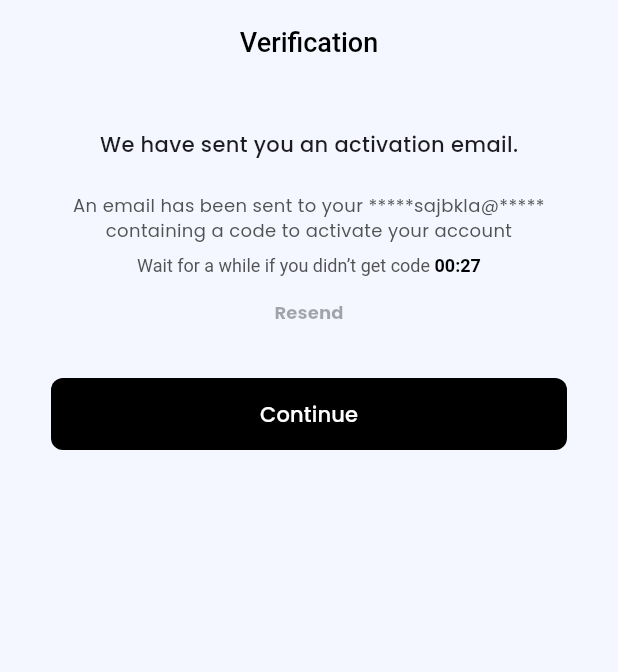
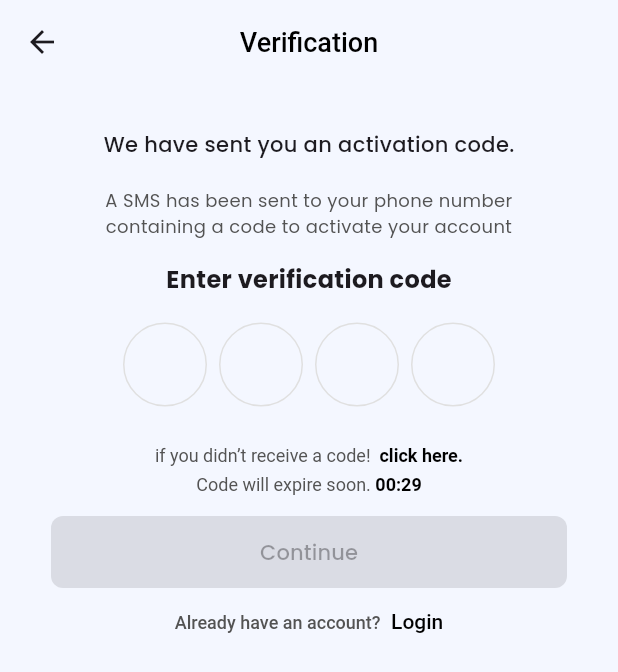
Before and after one commit to rahimuj570/nutria_flutter, a Flutter app: the ForgotPasswordVerificationScreen1 screen opened directly, after a tap on "Continue", on a phone screen of 412 x 824 dp. Shown: the top 672 px of the screen. Run offline on Flutter 3.47's test engine with Material 3 defaults, Android fonts, the phone set to English and light mode, and no system bars; drawn by our look-alikes of pinput; our stand-ins replace connectivity_plus, fl_chart, shared_preferences, syncfusion_flutter_gauges; accounts and stored records are empty.

Commit message:
forgot_password_verification2 screen ui is completed

```diff
--- a/lib/app/app_routes.dart
+++ b/lib/app/app_routes.dart
@@ -1,6 +1,7 @@
 import 'package:flutter/material.dart';
 import 'package:neutria/presentations/auth/view/screens/forgot_password_screen.dart';
 import 'package:neutria/presentations/auth/view/screens/forgot_password_verification_screen_1.dart';
+import 'package:neutria/presentations/auth/view/screens/forgot_password_verification_screen_2.dart';
 import 'package:neutria/presentations/auth/view/screens/login_screen.dart';
 import 'package:neutria/presentations/auth/view/screens/register_screen.dart';
 import 'package:neutria/presentations/chooce_options/views/screens/choose_option_main_holder.dart';
@@ -25,6 +26,8 @@ class AppRoutes {
       widget = ForgotPasswordScreen();
     } else if (settings.name == ForgotPasswordVerificationScreen1.name) {
       widget = ForgotPasswordVerificationScreen1();
+    } else if (settings.name == ForgotPasswordVerificationScreen2.name) {
+      widget = ForgotPasswordVerificationScreen2();
     }
     return MaterialPageRoute(builder: (context) => widget);
   }
--- a/lib/presentations/auth/view/screens/forgot_password_verification_screen_1.dart
+++ b/lib/presentations/auth/view/screens/forgot_password_verification_screen_1.dart
@@ -2,6 +2,7 @@ import 'dart:async';
 
 import 'package:flutter/material.dart';
 import 'package:neutria/app/const_colors.dart';
+import 'package:neutria/presentations/auth/view/screens/forgot_password_verification_screen_2.dart';
 
 class ForgotPasswordVerificationScreen1 extends StatefulWidget {
   static const String name = 'forgot_pass_verification1';
@@ -34,6 +35,15 @@ class _ForgotPasswordVerificationScreen1State
     });
     // TODO: implement initState
     super.initState();
+  }
+
+  @override
+  void dispose() {
+    if (_timer != null && _timer!.isActive) {
+      _timer!.cancel();
+    }
+    // TODO: implement dispose
+    super.dispose();
   }
 
   @override
@@ -94,7 +104,15 @@ class _ForgotPasswordVerificationScreen1State
               ),
             ),
             SizedBox(height: 20),
-            FilledButton(onPressed: () {}, child: Text('Continue')),
+            FilledButton(
+              onPressed: () {
+                Navigator.pushNamed(
+                  context,
+                  ForgotPasswordVerificationScreen2.name,
+                );
+              },
+              child: Text('Continue'),
+            ),
           ],
         ),
       ),
--- /dev/null
+++ b/lib/presentations/auth/view/screens/forgot_password_verification_screen_2.dart
@@ -0,0 +1,203 @@
+import 'dart:async';
+
+import 'package:flutter/gestures.dart';
+import 'package:flutter/material.dart';
+import 'package:neutria/app/const_colors.dart';
+import 'package:neutria/presentations/auth/view/screens/forgot_password_verification_screen_1.dart';
+import 'package:neutria/presentations/auth/view/screens/login_screen.dart';
+import 'package:pinput/pinput.dart';
+
+class ForgotPasswordVerificationScreen2 extends StatefulWidget {
+  static const String name = 'forgot_pass_verification2';
+  const ForgotPasswordVerificationScreen2({super.key});
+
+  @override
+  State<ForgotPasswordVerificationScreen2> createState() =>
+      _ForgotPasswordVerificationScreen2State();
+}
+
+class _ForgotPasswordVerificationScreen2State
+    extends State<ForgotPasswordVerificationScreen2> {
+  int second = 30;
+  Timer? _timer;
+  bool isComplete = false;
+  void startCountDown() {
+    _timer = Timer.periodic(const Duration(seconds: 1), (timer) {
+      setState(() {
+        if (second == 1) {
+          timer.cancel();
+        }
+        second--;
+      });
+    });
+  }
+
+  @override
+  void initState() {
+    WidgetsBinding.instance.addPostFrameCallback((timeStamp) {
+      startCountDown();
+    });
+    // TODO: implement initState
+    super.initState();
+  }
+
+  @override
+  void dispose() {
+    if (_timer != null && _timer!.isActive) {
+      _timer!.cancel();
+    }
+    // TODO: implement dispose
+    super.dispose();
+  }
+
+  final defaultPinTheme = PinTheme(
+    width: 56,
+    height: 56,
+    textStyle: TextStyle(
+      fontSize: 20,
+      color: Color.fromRGBO(30, 60, 87, 1),
+      fontWeight: FontWeight.w600,
+    ),
+    decoration: BoxDecoration(
+      shape: .circle,
+      border: Border.all(color: ConstColors.lightBoderColor),
+    ),
+  );
+
+  @override
+  Widget build(BuildContext context) {
+    return Scaffold(
+      appBar: AppBar(title: Text('Verification'), centerTitle: true),
+      body: Padding(
+        padding: const EdgeInsets.symmetric(vertical: 30, horizontal: 34),
+        child: Column(
+          crossAxisAlignment: .center,
+
+          children: [
+            Text(
+              'We have sent you an activation code.',
+              style: TextStyle(fontSize: 14, fontWeight: .w500),
+            ),
+            SizedBox(height: 11),
+            Padding(
+              padding: const EdgeInsets.all(8.0),
+              child: Text(
+                'A SMS has been sent to your phone number containing a code to activate your account',
+                textAlign: .center,
+                style: TextStyle(
+                  fontSize: 12,
+                  color: ConstColors.lightGreyTextColor,
+                ),
+              ),
+            ),
+            SizedBox(height: 8),
+            Text(
+              'Enter verification code',
+              style: TextStyle(fontSize: 16, fontWeight: .bold),
+            ),
+            SizedBox(height: 17),
+            Pinput(
+              obscureText: true,
+              obscuringWidget: Center(
+                child: Text('*', style: TextStyle(fontSize: 30)),
+              ),
+
+              defaultPinTheme: defaultPinTheme,
+              validator: (s) {
+                return s == '1111' ? null : 'Pin is incorrect';
+              },
+              pinputAutovalidateMode: PinputAutovalidateMode.onSubmit,
+              showCursor: true,
+              onCompleted: (pin) => {
+                if (pin == '1111')
+                  {
+                    setState(() {
+                      isComplete = true;
+                    }),
+                  },
+              },
+            ),
+            SizedBox(height: 26),
+            RichText(
+              text: TextSpan(
+                style: TextStyle(
+                  color: ConstColors.lightGreyTextColor,
+                  fontSize: 12,
+                ),
+                text: 'if you didn’t receive a code! ',
+                children: [
+                  TextSpan(
+                    recognizer: TapGestureRecognizer()
+                      ..onTap = () {
+                        Navigator.pushReplacementNamed(
+                          context,
+                          ForgotPasswordVerificationScreen1.name,
+                        );
+                      },
+                    text: ' click here.',
+                    style: TextStyle(
+                      color: Colors.black,
+                      fontWeight: .bold,
+                      fontSize: 12,
+                    ),
+                  ),
+                ],
+              ),
+            ),
+            SizedBox(height: 5),
+            RichText(
+              text: TextSpan(
+                style: TextStyle(
+                  color: ConstColors.lightGreyTextColor,
+                  fontSize: 12,
+                ),
+                text: 'Code will expire soon.',
+                children: [
+                  TextSpan(
+                    text: ' 00:${second.toString().padLeft(2, '0')}',
+                    style: TextStyle(
+                      color: Colors.black,
+                      fontWeight: .bold,
+                      fontSize: 12,
+                    ),
+                  ),
+                ],
+              ),
+            ),
+
+            SizedBox(height: 14),
+            FilledButton(
+              onPressed: isComplete == false ? null : () {},
+              child: Text('Continue'),
+            ),
+            SizedBox(height: 14),
+            RichText(
+              text: TextSpan(
+                style: TextStyle(
+                  fontSize: 12,
+                  fontWeight: .w500,
+                  color: ConstColors.lightGreyTextColor,
+                ),
+                text: 'Already have an account?',
+                children: [
+                  TextSpan(
+                    recognizer: TapGestureRecognizer()
+                      ..onTap = () {
+                        Navigator.pushNamed(context, LoginScreen.name);
+                      },
+                    text: '  Login',
+                    style: TextStyle(
+                      color: Colors.black,
+                      fontSize: 14,
+                      fontWeight: .w500,
+                    ),
+                  ),
+                ],
+              ),
+            ),
+          ],
+        ),
+      ),
+    );
+  }
+}
--- a/pubspec.yaml
+++ b/pubspec.yaml
@@ -36,6 +36,7 @@ dependencies:
   syncfusion_flutter_gauges: ^33.1.49
   fl_chart: ^1.2.0
   connectivity_plus: ^7.1.1
+  pinput: ^6.0.2
 
 
   # The following adds the Cupertino Icons font to your application.
```
Also changed, not shown: pubspec.lock.
